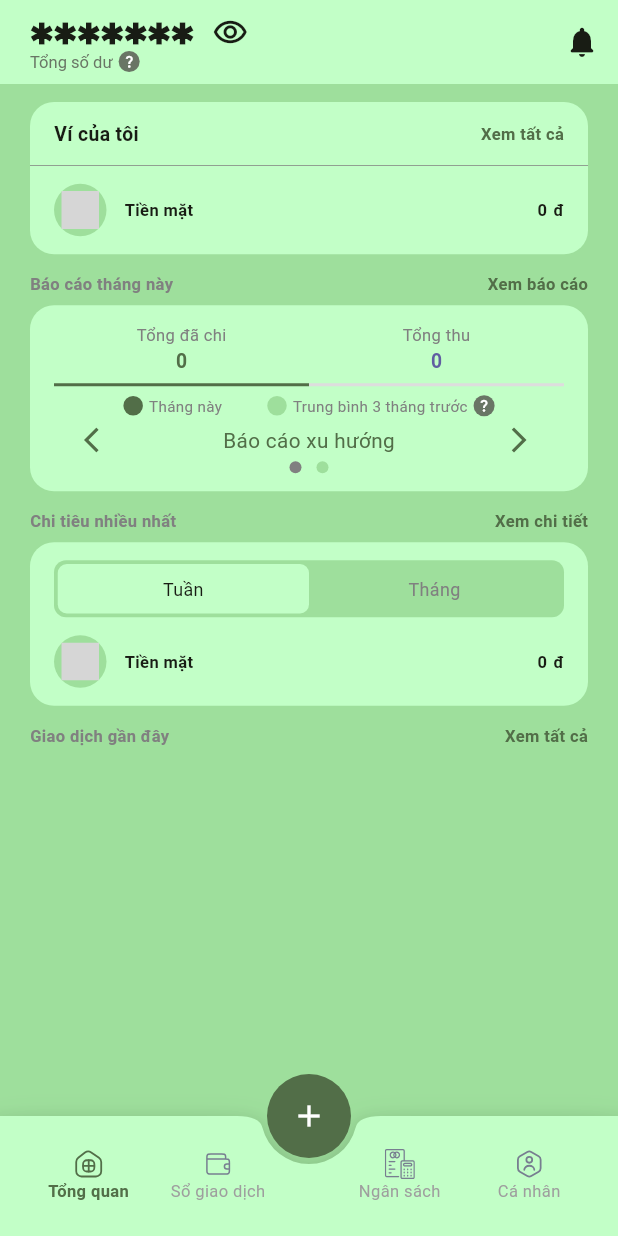
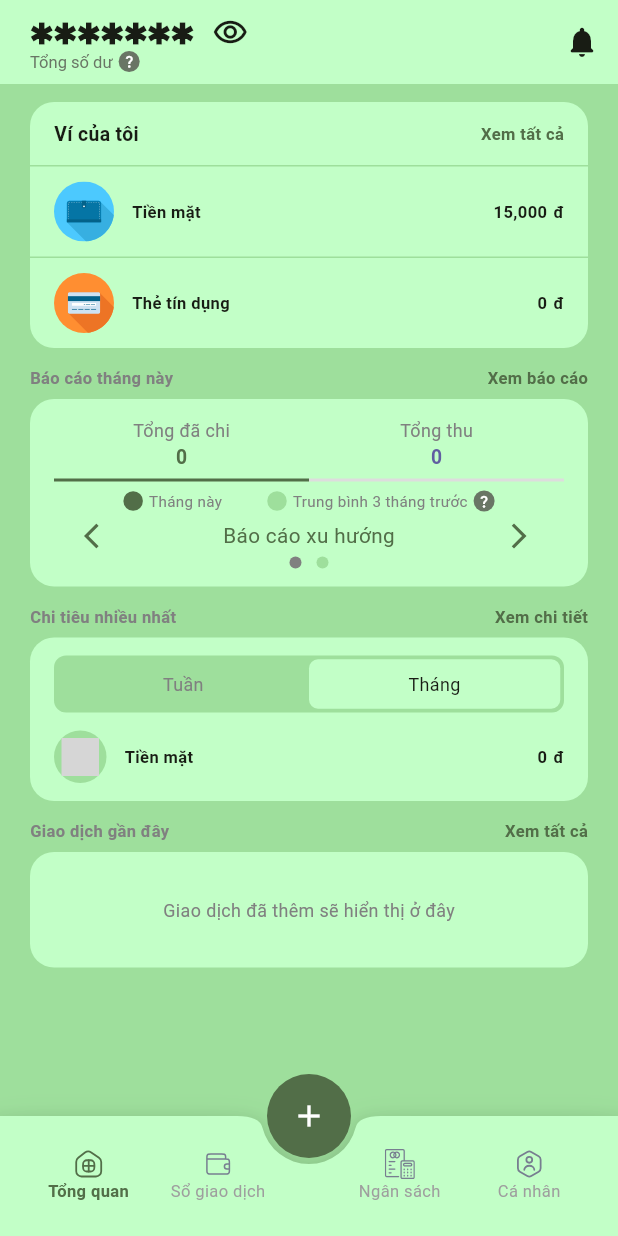
Before and after one commit to thehai5622/thriftflow, a Flutter app: the screen it shows after launch, on a phone screen of 412 x 824 dp. Run offline on Flutter 3.47's test engine with Material 3 defaults, Android fonts, the light colour scheme and no system bars; our stand-ins replace flutter_screenutil, flutter_svg, get, shared_preferences; grey boxes are pictures that could not be loaded.

Commit message:
add utils for wallet

```diff
--- a/lib/Controller/Home/home_controller.dart
+++ b/lib/Controller/Home/home_controller.dart
@@ -4,7 +4,7 @@ import 'package:thriftflow/Utils/utils.dart';
 class HomeController extends GetxController {
   RxBool isShowBalance = false.obs;
   RxInt reportTabIndex = 0.obs;
-  RxInt spendingDetailsTabIndex = 0.obs;
+  RxInt spendingDetailsTabIndex = 1.obs;
   RxInt reportTrendTabIndex = 0.obs;
   RxInt reportExpenseTabIndex = 0.obs;
 
--- /dev/null
+++ b/lib/Utils/wallet_utils.dart
@@ -0,0 +1,44 @@
+import 'package:flutter/material.dart';
+import 'package:thriftflow/Global/app_color.dart';
+
+class WalletUtils {
+  static const int WALLET_BASE = 1;
+  static const int WALLET_CREDIT_CARD = 2;
+  static const int WALLET_SAVE = 3;
+
+  static String getIconWalletByType(int type) {
+    final Map<int, String> icon = {
+      1: "assets/icons/wallet-base.svg",
+      2: "assets/icons/wallet-credit-card.svg",
+      3: "assets/icons/wallet-save.svg",
+    };
+    return icon[type] ?? "assets/icons/wallet-base.svg";
+  }
+
+  static String getIconAddWalletByType(int type) {
+    final Map<int, String> icon = {
+      1: "assets/icons/wallet-base-add.svg",
+      2: "assets/icons/wallet-credit-card-add.svg",
+      3: "assets/icons/wallet-save-add.svg",
+    };
+    return icon[type] ?? "assets/icons/wallet-base-add.svg";
+  }
+
+  static Color getColorWalletByType(int type) {
+    final Map<int, Color> color = {
+      1: AppColor.walletBase,
+      2: AppColor.walletCreditCard,
+      3: AppColor.walletSave,
+    };
+    return color[type] ?? AppColor.walletBase;
+  }
+
+  static Color getColorBoldWalletByType(int type) {
+    final Map<int, Color> color = {
+      1: AppColor.walletBaseBold,
+      2: AppColor.walletCreditCardBold,
+      3: AppColor.walletSaveBold,
+    };
+    return color[type] ?? AppColor.walletBaseBold;
+  }
+}
--- a/lib/View/Home/home.dart
+++ b/lib/View/Home/home.dart
@@ -5,6 +5,7 @@ import 'package:thriftflow/Component/tooltip.dart';
 import 'package:thriftflow/Controller/Home/home_controller.dart';
 import 'package:thriftflow/Global/app_color.dart';
 import 'package:thriftflow/Service/device_helper.dart';
+import 'package:thriftflow/Utils/wallet_utils.dart';
 
 class Home extends StatelessWidget {
   Home({super.key});
@@ -123,16 +124,7 @@ class Home extends StatelessWidget {
                   color: AppColor.main,
                   borderRadius: BorderRadius.circular(16)),
               child: Column(children: [
-                Container(
-                  decoration: const BoxDecoration(
-                    border: Border(
-                      bottom: BorderSide(
-                        color: AppColor.text4,
-                        width: 0.5,
-                      ),
-                    ),
-                  ),
-                  child: Row(
+                Row(
                     mainAxisAlignment: MainAxisAlignment.spaceBetween,
                     crossAxisAlignment: CrossAxisAlignment.center,
                     children: [
@@ -153,59 +145,18 @@ class Home extends StatelessWidget {
                         ),
                       ),
                     ]).marginSymmetric(horizontal: 16, vertical: 12),
-                ).marginOnly(bottom: 12),
-                Row(
-                  crossAxisAlignment: CrossAxisAlignment.center,
-                  mainAxisAlignment: MainAxisAlignment.spaceBetween,
-                  children: [
-                    Row(
-                      crossAxisAlignment: CrossAxisAlignment.center,
-                      children: [
-                        Container(
-                          padding: const EdgeInsets.all(5),
-                          decoration: BoxDecoration(
-                            borderRadius: BorderRadius.circular(300),
-                            color: AppColor.subMain,
+                _myWalletItem(
+                  type: WalletUtils.WALLET_BASE,
+                  name: "Tiền mặt",
+                  amount: "15,000",
+                  acronym: "đ",
                 ),
-                          child: SvgPicture.asset(
-                            'assets/icons/wallet-money.svg',
-                            height: 25,
-                            width: 25,
+                _myWalletItem(
+                  type: WalletUtils.WALLET_CREDIT_CARD,
+                  name: "Thẻ tín dụng",
+                  amount: "0",
+                  acronym: "đ",
                 ),
-                        ).marginOnly(right: 12),
-                        Text(
-                          "Tiền mặt",
-                          style: TextStyle(
-                            fontSize: DeviceHelper.getFontSize(12),
-                            color: AppColor.text1,
-                            fontWeight: FontWeight.w700,
-                          ),
-                        ),
-                      ],
-                    ),
-                    Row(
-                      children: [
-                        Text(
-                          "0",
-                          style: TextStyle(
-                            fontSize: DeviceHelper.getFontSize(12),
-                            color: AppColor.text1,
-                            fontWeight: FontWeight.w700,
-                          ),
-                        ),
-                        const SizedBox(width: 4),
-                        Text(
-                          "đ",
-                          style: TextStyle(
-                            fontSize: DeviceHelper.getFontSize(12),
-                            color: AppColor.text1,
-                            fontWeight: FontWeight.w700,
-                          ),
-                        ),
-                      ],
-                    ),
-                  ],
-                ).paddingSymmetric(horizontal: 16).marginOnly(bottom: 12),
               ]),
             ).marginSymmetric(horizontal: 20, vertical: 12),
             Row(
@@ -279,7 +230,7 @@ class Home extends StatelessWidget {
                                                     "Tổng đã chi",
                                                     style: TextStyle(
                                                       fontSize: DeviceHelper
-                                                          .getFontSize(12),
+                                                          .getFontSize(13),
                                                       color: AppColor.grey,
                                                       fontWeight:
                                                           FontWeight.w400,
@@ -332,7 +283,7 @@ class Home extends StatelessWidget {
                                                     "Tổng thu",
                                                     style: TextStyle(
                                                       fontSize: DeviceHelper
-                                                          .getFontSize(12),
+                                                          .getFontSize(13),
                                                       color: AppColor.grey,
                                                       fontWeight:
                                                           FontWeight.w400,
@@ -795,6 +746,91 @@ class Home extends StatelessWidget {
                 ),
               ],
             ).paddingSymmetric(horizontal: 20, vertical: 6),
+            Container(
+              margin: const EdgeInsets.only(bottom: 50),
+              padding: const EdgeInsets.symmetric(horizontal: 16),
+              decoration: BoxDecoration(
+                  color: AppColor.main,
+                  borderRadius: BorderRadius.circular(16)),
+              child: Center(
+                child: Text(
+                  "Giao dịch đã thêm sẽ hiển thị ở đây",
+                  style: TextStyle(
+                    fontSize: DeviceHelper.getFontSize(13),
+                    color: AppColor.grey,
+                    fontWeight: FontWeight.w400,
+                  ),
+                ).marginSymmetric(vertical: 30),
+              ),
+            ).marginSymmetric(horizontal: 20),
+          ],
+        ),
+      ),
+    );
+  }
+
+  GestureDetector _myWalletItem({
+    required int type,
+    required String name,
+    required String amount,
+    required String acronym,
+    void Function()? onTap,
+  }) {
+    return GestureDetector(
+      onTap: onTap,
+      child: Container(
+        padding: const EdgeInsets.symmetric(horizontal: 16, vertical: 10),
+        decoration: const BoxDecoration(
+          border: Border(
+            top: BorderSide(
+              color: AppColor.subMain,
+              width: 1,
+            ),
+          ),
+        ),
+        child: Row(
+          crossAxisAlignment: CrossAxisAlignment.center,
+          mainAxisAlignment: MainAxisAlignment.spaceBetween,
+          children: [
+            Row(
+              crossAxisAlignment: CrossAxisAlignment.center,
+              children: [
+                SvgPicture.asset(
+                  WalletUtils.getIconWalletByType(type),
+                  height: 40,
+                  width: 40,
+                ).marginOnly(right: 12),
+                Text(
+                  name,
+                  style: TextStyle(
+                    fontSize: DeviceHelper.getFontSize(12),
+                    color: AppColor.text1,
+                    fontWeight: FontWeight.w700,
+                  ),
+                ),
+              ],
+            ),
+            Row(
+              children: [
+                Text(
+                  amount,
+                  style: TextStyle(
+                    fontSize: DeviceHelper.getFontSize(12),
+                    color: AppColor.text1,
+                    fontWeight: FontWeight.w700,
+                  ),
+                ),
+                const SizedBox(width: 4),
+                Text(
+                  acronym,
+                  style: TextStyle(
+                    fontSize: DeviceHelper.getFontSize(12),
+                    color: AppColor.text1,
+                    fontWeight: FontWeight.w700,
+                  ),
+                ),
+              ],
+            ),
           ],
         ),
       ),
```
Also changed, not shown: lib/View/Individual/MyWallet/my_wallet.dart (+17 -38 lines). Lines whose indentation alone changed are shown as unchanged.
